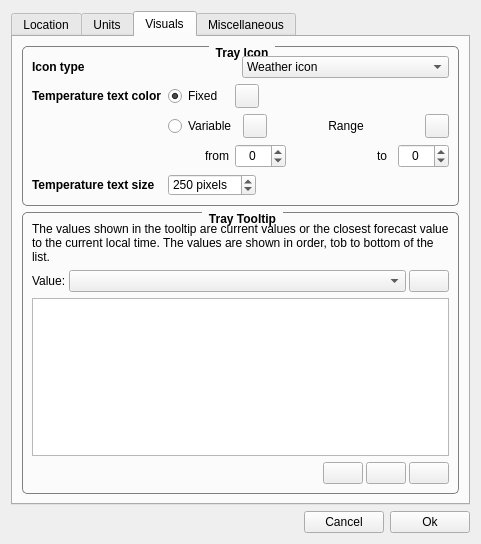
FelixdelasPozas/TrayWeather, file ConfigurationDialog.ui: the form before one commit.
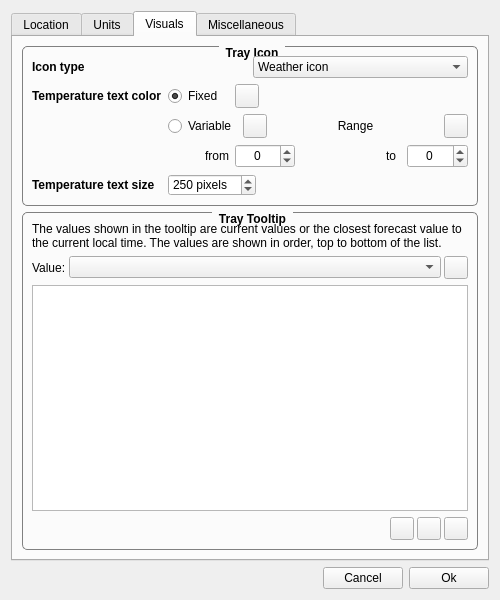
The form after the commit. The open tabs and pages were chosen to show the change. Icons and pictures are not drawn. Custom widgets are drawn as their Qt base class.

Commit message: Fix UI problems with item delegates in ConfigurationDialog. Bump to version 1.13.1

What changed in the file:
```diff
--- a/ConfigurationDialog.ui
+++ b/ConfigurationDialog.ui
@@ -9,8 +9,8 @@
    <rect>
     <x>0</x>
     <y>0</y>
-    <width>474</width>
-    <height>542</height>
+    <width>500</width>
+    <height>600</height>
    </rect>
   </property>
   <property name="windowTitle">
@@ -1243,7 +1243,7 @@
           <item>
            <widget class="QLabel" name="label_23">
             <property name="text">
-             <string>The values shown in the tooltip are current values or the closest forecast value to the current local time. The values are shown in order, tob to bottom of the list.</string>
+             <string>The values shown in the tooltip are current values or the closest forecast value to the current local time. The values are shown in order, top to bottom of the list.</string>
             </property>
             <property name="wordWrap">
              <bool>true</bool>
@@ -1270,7 +1270,13 @@
              </widget>
             </item>
             <item>
-             <widget class="QPushButton" name="m_tooltipAdd">
+             <widget class="QToolButton" name="m_tooltipAdd">
+              <property name="sizePolicy">
+               <sizepolicy hsizetype="Minimum" vsizetype="Minimum">
+                <horstretch>0</horstretch>
+                <verstretch>0</verstretch>
+               </sizepolicy>
+              </property>
               <property name="toolTip">
                <string>Add value to tooltip text</string>
               </property>
@@ -1307,7 +1313,7 @@
              </spacer>
             </item>
             <item>
-             <widget class="QPushButton" name="m_tooltipUp">
+             <widget class="QToolButton" name="m_tooltipUp">
               <property name="toolTip">
                <string>Move value up.</string>
               </property>
@@ -1321,7 +1327,7 @@
              </widget>
             </item>
             <item>
-             <widget class="QPushButton" name="m_tooltipDown">
+             <widget class="QToolButton" name="m_tooltipDown">
               <property name="toolTip">
                <string>Move value down.</string>
               </property>
@@ -1335,7 +1341,7 @@
              </widget>
             </item>
             <item>
-             <widget class="QPushButton" name="m_tooltipDelete">
+             <widget class="QToolButton" name="m_tooltipDelete">
               <property name="toolTip">
                <string>Remove value from tooltip text</string>
               </property>
```
Left out of the diff: 2 changed lines with no effect on the pictures. The commit also changes 6 other files.
